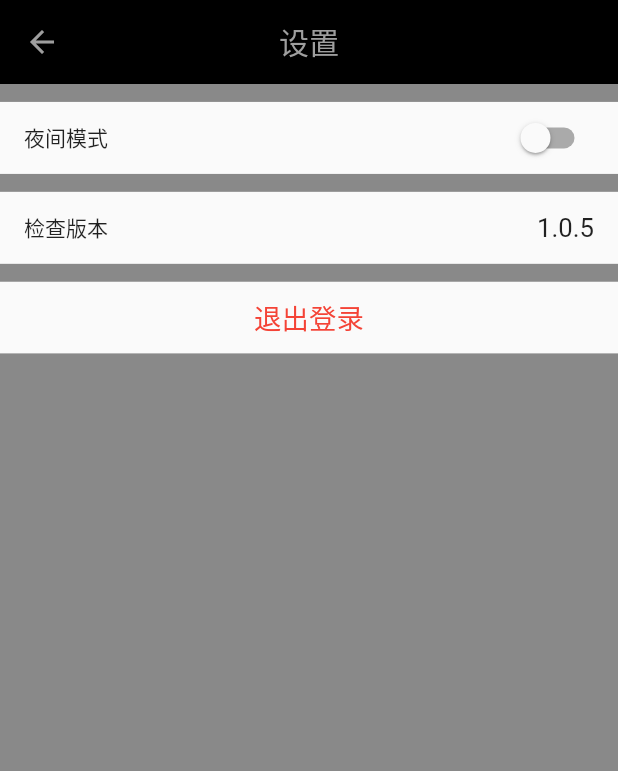
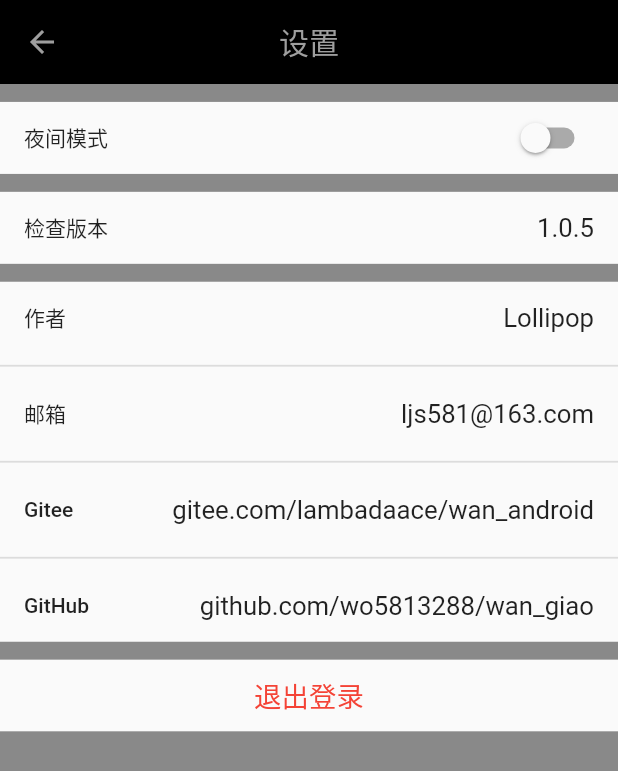
Before and after one commit to wo5813288/wan_giao, a Flutter app: the SettingPage screen opened by its route, on a phone screen of 412 x 824 dp. Shown: the top 771 px of the screen. Run offline on Flutter 3.47's test engine with Material 2 defaults, Android fonts, the phone set to English and light mode, and no system bars; drawn by our look-alikes of oktoast, pull_to_refresh; our stand-ins replace cached_network_image, cookie_jar, dio, dio_cookie_manager, flutter_screenutil, flutter_slidable and 5 more; missing offline and left inert: flutter_gifimage, jpush_flutter, pk_skeleton, sp_util; network calls fail.

Commit message:
设置页面加入作者信息

```diff
--- a/lib/compents/icon_text_widget.dart
+++ b/lib/compents/icon_text_widget.dart
@@ -29,6 +29,7 @@ class IconTextWidget extends StatelessWidget {
     return Container(
       child:  InkWell(
         child: Column(
+          mainAxisAlignment: MainAxisAlignment.center,
           children: [
             Icon(icon, color: iconColor ?? Theme.of(context).iconTheme.color),
             SizedBox(height: mainAixSpacing),
--- a/lib/page/set/setting_page.dart
+++ b/lib/page/set/setting_page.dart
@@ -38,6 +38,8 @@ class SettingPage extends StatelessWidget {
             _switchThemeDark(context),
             SizedBox(height: 10.h),
             _appVersionText(context),
+            SizedBox(height: 10.h),
+            _appAuthorText(context),
             //退出登录
             _logoutButton(context),
             SizedBox(height: 10.h),
@@ -83,6 +85,71 @@ class SettingPage extends StatelessWidget {
     );
   }
 
+  Widget _appAuthorText(BuildContext context) {
+    return Container(
+      color: Theme.of(context).scaffoldBackgroundColor,
+      child: Column(
+        children: [
+          ListTile(
+            title: Text("作者",
+                style: Theme.of(context).textTheme.bodyText1),
+            dense: true,
+            trailing: Obx((){
+              return Text(
+                  "Lollipop",
+                  style: Theme.of(context).textTheme.subtitle1.copyWith(
+                      fontSize: 15.sp
+                  )
+              );
+            }),
+          ),
+          Divider(thickness: 1.h),
+          ListTile(
+            title: Text("邮箱",
+                style: Theme.of(context).textTheme.bodyText1),
+            dense: true,
+            trailing: Obx((){
+              return Text(
+                  "ljs581@163.com",
+                  style: Theme.of(context).textTheme.subtitle1.copyWith(
+                      fontSize: 15.sp
+                  )
+              );
+            }),
+          ),
+          Divider(thickness: 1.h),
+          ListTile(
+            title: Text("Gitee",
+                style: Theme.of(context).textTheme.bodyText1),
+            dense: true,
+            trailing: Obx((){
+              return Text(
+                  "gitee.com/lambadaace/wan_android",
+                  style: Theme.of(context).textTheme.subtitle1.copyWith(
+                      fontSize: 15.sp
+                  )
+              );
+            }),
+          ),
+          Divider(thickness: 1.h),
+          ListTile(
+            title: Text("GitHub",
+                style: Theme.of(context).textTheme.bodyText1),
+            dense: true,
+            trailing: Obx((){
+              return Text(
+                  "github.com/wo5813288/wan_giao",
+                  style: Theme.of(context).textTheme.subtitle1.copyWith(
+                      fontSize: 15.sp
+                  )
+              );
+            }),
+          ),
+        ],
+      )
+    );
+  }
+
   Widget _logoutButton(BuildContext context){
     return Container(
       margin: EdgeInsets.only(top:10.h),
```
Also changed, not shown: lib/page/home/recommend_page.dart (+41 -1 lines), lib/theme/app_text.dart (+30 -0 lines).
